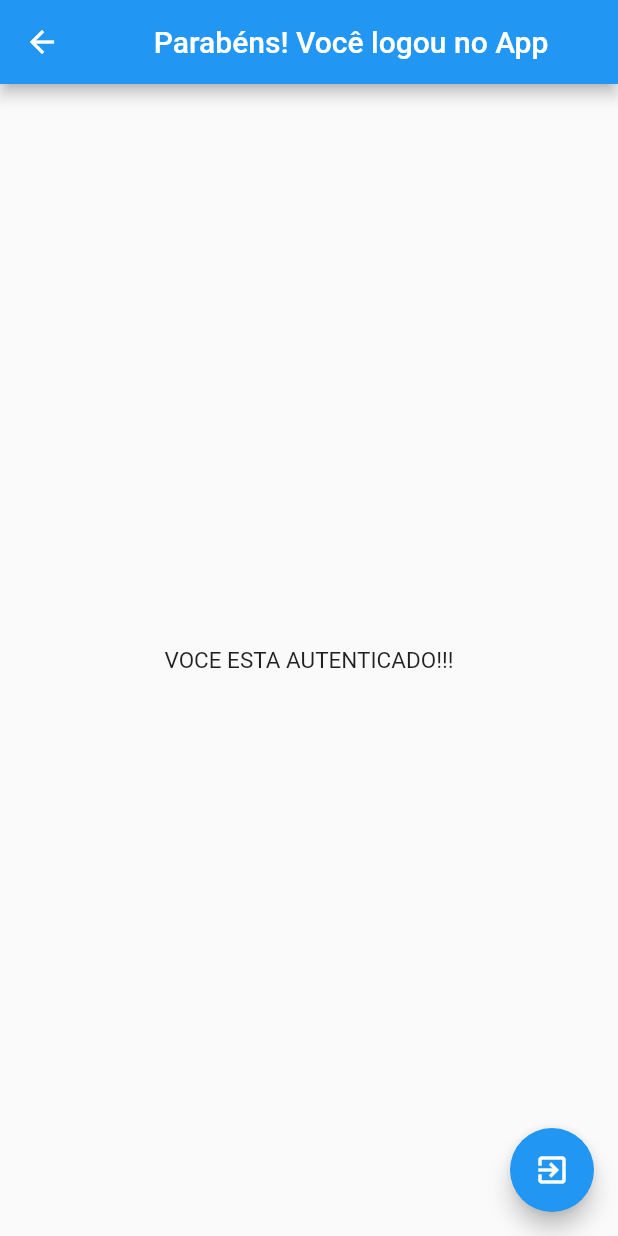
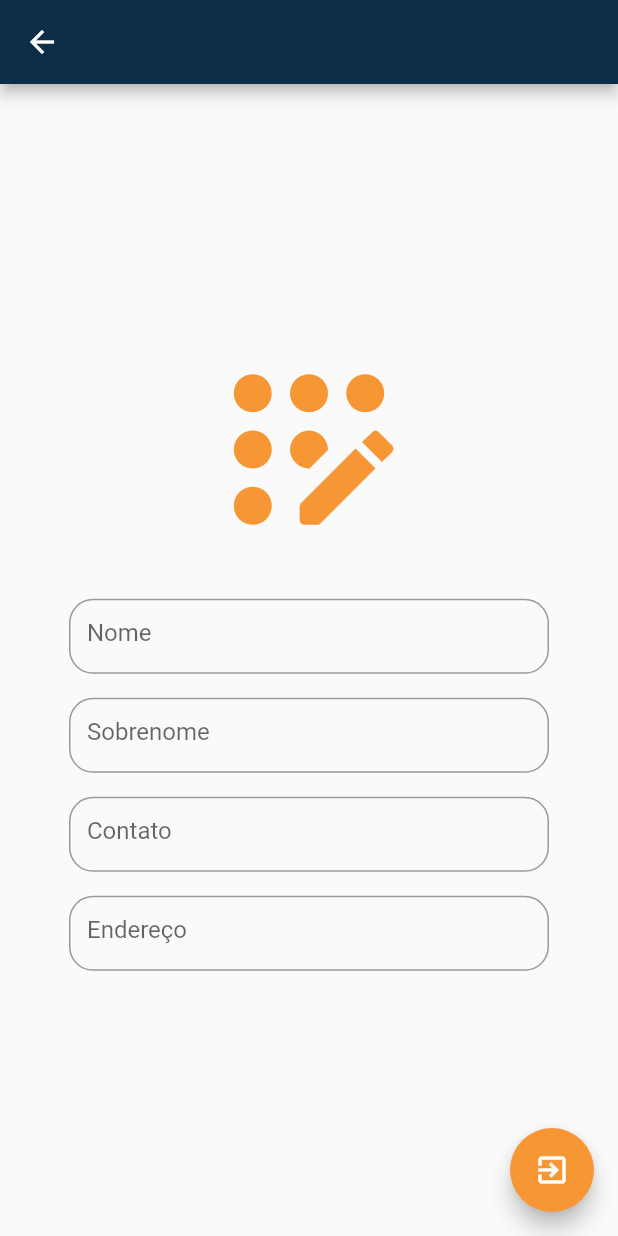
Before and after one commit to alechristian/flutter-firebase-login-page, a Flutter app: the HomeAutenticado screen opened by its route, on a phone screen of 412 x 824 dp. Run offline on Flutter 3.47's test engine with Material 2 defaults, Android fonts, the phone set to English and light mode, and no system bars; our stand-ins replace cloud_firestore, dio, firebase_auth, firebase_core, firebase_messaging, flutter_mobx and 2 more; accounts and stored records are empty; generated files the repository leaves out were written again.

Commit message:
design telas - cloud firestore - push

```diff
--- a/flutter_firebase/lib/app/app_widget.dart
+++ b/flutter_firebase/lib/app/app_widget.dart
@@ -2,6 +2,8 @@ import 'package:flutter/material.dart';
 import 'package:flutter_modular/flutter_modular.dart';
 
 class AppWidget extends StatelessWidget {
+  const AppWidget({Key? key}) : super(key: key);
+
   @override
   Widget build(BuildContext context) {
     return MaterialApp.router(
--- a/flutter_firebase/lib/app/modules/home/home_module.dart
+++ b/flutter_firebase/lib/app/modules/home/home_module.dart
@@ -10,7 +10,7 @@ class HomeModule extends Module {
   final List<Bind> binds = [
     Bind.lazySingleton((i) => HomeStore()),
     Bind.lazySingleton((i) => HomeModule()),
-    Bind.lazySingleton((i) => HomeRepository(i.get())),
+    Bind.lazySingleton((i) => HomeRepository()),
     Bind.lazySingleton((i) => AppStore()),
   ];
 
--- a/flutter_firebase/lib/app/modules/home_autenticado/home_autenticado_page.dart
+++ b/flutter_firebase/lib/app/modules/home_autenticado/home_autenticado_page.dart
@@ -1,6 +1,7 @@
 import 'package:flutter/material.dart';
 import 'package:flutter_firebase/app/app_store.dart';
 import 'package:flutter_firebase/app/modules/home_autenticado/home_autenticado_store.dart';
+import 'package:flutter_mobx/flutter_mobx.dart';
 import 'package:flutter_modular/flutter_modular.dart';
 
 class HomeAutenticado extends StatefulWidget {
@@ -17,26 +18,98 @@ class _HomeAutenticadoState
   Widget build(BuildContext context) {
     return Scaffold(
       appBar: AppBar(
-          title: const Center(
-        child: Text("Parabéns! Você logou no App"),
-      )),
-      body: Column(mainAxisAlignment: MainAxisAlignment.center, children: [
-        Row(
-          mainAxisAlignment: MainAxisAlignment.center,
-          children: const [
-            Text(
-              "VOCE ESTA AUTENTICADO!!!",
-              style: TextStyle(fontSize: 15),
+        leading: IconButton(
+          icon: const Icon(Icons.arrow_back, color: Colors.white),
+          onPressed: () {
+            store.getSignOut();
+            Modular.to.navigate('/home/home');
+          },
+        ),
+        backgroundColor: const Color.fromRGBO(12, 45, 72, 1),
+      ),
+      body: Observer(builder: (_) {
+        return Center(
+          child: Column(mainAxisAlignment: MainAxisAlignment.center, children: [
+            const Icon(
+              Icons.app_registration_rounded,
+              size: 150,
+              color: Color.fromRGBO(247, 150, 52, 1),
+            ),
+            SizedBox(height: MediaQuery.of(context).size.height * 0.02),
+            Column(
+              children: const [
+                Padding(
+                  padding: EdgeInsets.all(8.0),
+                  child: SizedBox(
+                    width: 320,
+                    height: 50,
+                    child: TextField(
+                      // onChanged:
+                      decoration: InputDecoration(
+                        border: OutlineInputBorder(
+                            borderRadius: BorderRadius.all(Radius.circular(16)),
+                            borderSide: BorderSide(color: Colors.black45)),
+                        hintText: 'Nome',
+                      ),
+                    ),
+                  ),
+                ),
+                Padding(
+                  padding: EdgeInsets.all(8.0),
+                  child: SizedBox(
+                    width: 320,
+                    height: 50,
+                    child: TextField(
+                      // onChanged: store
+                      decoration: InputDecoration(
+                        border: OutlineInputBorder(
+                            borderRadius: BorderRadius.all(Radius.circular(16)),
+                            borderSide: BorderSide(color: Colors.black45)),
+                        hintText: 'Sobrenome',
+                      ),
+                    ),
+                  ),
+                ),
+                Padding(
+                  padding: EdgeInsets.all(8.0),
+                  child: SizedBox(
+                    width: 320,
+                    height: 50,
+                    child: TextField(
+                      // onChanged:
+                      decoration: InputDecoration(
+                        border: OutlineInputBorder(
+                            borderRadius: BorderRadius.all(Radius.circular(16)),
+                            borderSide: BorderSide(color: Colors.black45)),
+                        hintText: 'Contato',
+                      ),
+                    ),
+                  ),
+                ),
+                Padding(
+                  padding: EdgeInsets.all(8.0),
+                  child: SizedBox(
+                    width: 320,
+                    height: 50,
+                    child: TextField(
+                      // onChanged:
+                      decoration: InputDecoration(
+                        border: OutlineInputBorder(
+                            borderRadius: BorderRadius.all(Radius.circular(16)),
+                            borderSide: BorderSide(color: Colors.black45)),
+                        hintText: 'Endereço',
+                      ),
+                    ),
+                  ),
+                ),
+              ],
             )
-          ],
-        )
-      ]),
-      // Desloga do App
+          ]),
+        );
+      }),
       floatingActionButton: FloatingActionButton(
-        onPressed: () async {
-          store.getSignOut();
-          Modular.to.navigate('/home/home');
-        },
+        backgroundColor: Color.fromRGBO(247, 150, 52, 1),
+        onPressed: () async {},
         child: const Icon(Icons.exit_to_app),
       ),
     );
@@ -46,6 +119,7 @@ class _HomeAutenticadoState
   void initState() {
     //Confere o estado da autenticação
     appStore.getAuthState();
+
     super.initState();
   }
 }
--- a/flutter_firebase/lib/main.dart
+++ b/flutter_firebase/lib/main.dart
@@ -1,12 +1,16 @@
 import 'package:flutter/material.dart';
+import 'package:flutter_firebase/app/app_store.dart';
 import 'package:flutter_modular/flutter_modular.dart';
 import 'package:firebase_core/firebase_core.dart';
 import 'firebase_options.dart';
 import 'app/app_module.dart';
 import 'app/app_widget.dart';
 
+AppStore appStore = Modular.get<AppStore>();
 void main() async {
   WidgetsFlutterBinding.ensureInitialized();
+  // appStore.getToken();
+
   await Firebase.initializeApp(
     options: DefaultFirebaseOptions.currentPlatform,
   );
--- a/flutter_firebase/pubspec.yaml
+++ b/flutter_firebase/pubspec.yaml
@@ -45,6 +45,8 @@ dependencies:
   # modular: ^0.0.32
   flutterfire_cli: ^0.2.4
   firebase_auth: ^3.6.3
+  firebase_messaging: ^13.0.0
+  cloud_firestore: ^3.4.6
 
 dev_dependencies:
   flutter_test:
```
Also changed, not shown: flutter_firebase/lib/app/app_module.dart (+9 -4 lines), flutter_firebase/lib/app/app_repository.dart (+20 -0 lines), flutter_firebase/lib/app/app_store.dart (+21 -0 lines), flutter_firebase/lib/app/modules/home/home_page.dart (+42 -24 lines), flutter_firebase/lib/app/modules/home/home_repository.dart (+21 -9 lines), flutter_firebase/lib/app/modules/home_autenticado/home_autenticado_module.dart (+5 -2 lines), flutter_firebase/lib/app/modules/home_autenticado/home_autenticado_repository.dart (+22 -3 lines), flutter_firebase/lib/app/modules/home_autenticado/home_autenticado_store.dart (+12 -0 lines), flutter_firebase/lib/app/modules/ler_dados/ler_dados_module.dart (added, +15 -0 lines), flutter_firebase/lib/app/modules/ler_dados/ler_dados_page.dart (added, +21 -0 lines), flutter_firebase/lib/app/modules/ler_dados/ler_dados_store.dart (added, +15 -0 lines), flutter_firebase/lib/app/app_store.g.dart, flutter_firebase/lib/app/modules/home_autenticado/home_autenticado_store.g.dart, flutter_firebase/lib/app/modules/ler_dados/ler_dados_store.g.dart (added), 1 more files, 2 other files.
